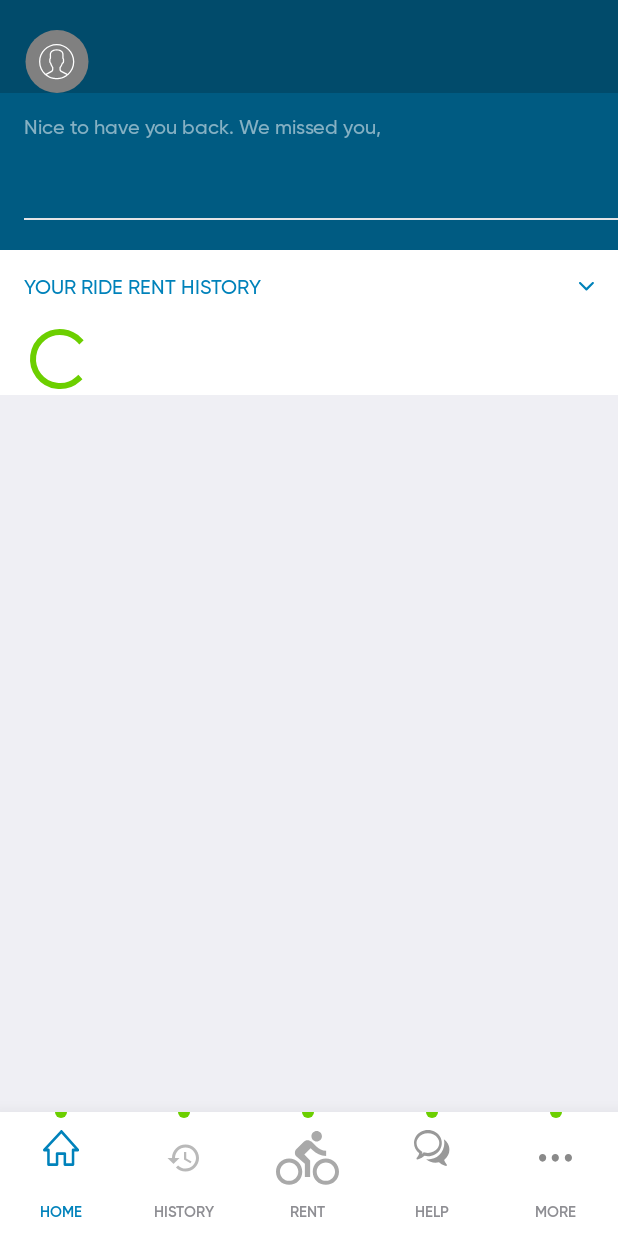
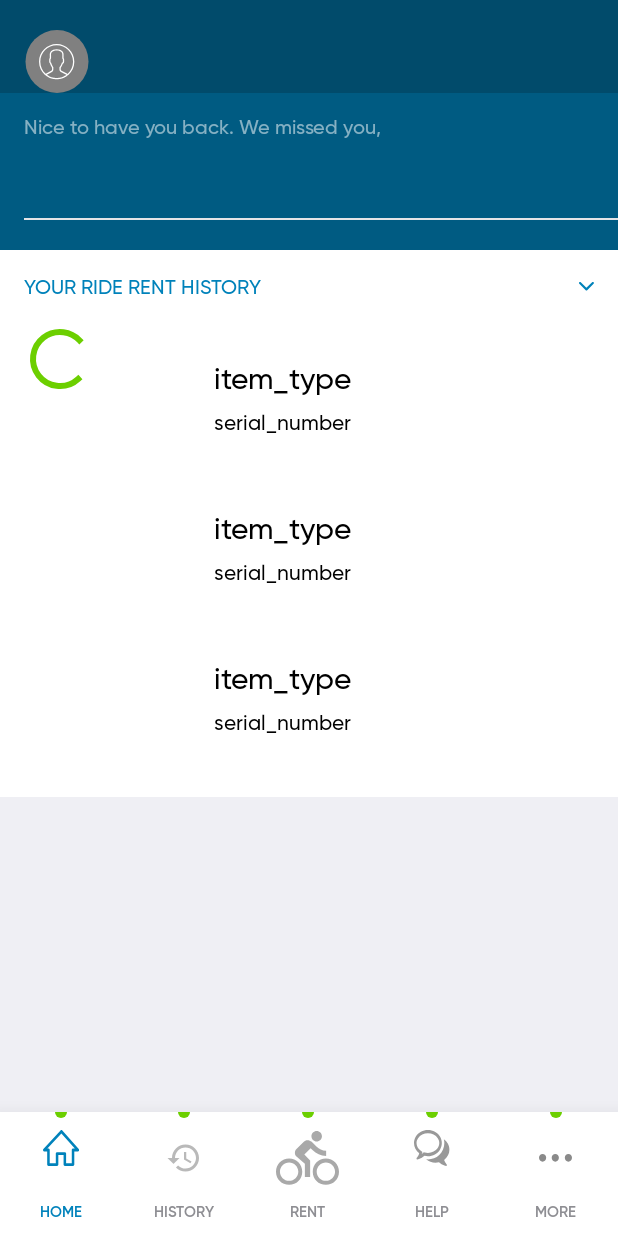
Before and after one commit to sylsirlym/rent-a-ride-app, an Android app: the layout fragment_home.xml on its own in the app's theme, with its tools: preview values and no code run, on a phone screen of 412 x 824 dp. Run offline under Robolectric (Android 15) with nearby library versions, the phone set to English and light mode, and no system bars.

Commit message:
Fix recyclerview render issue

```diff
--- a/app/src/main/java/com/skills/rentaride/ui/HomeActivity.kt
+++ b/app/src/main/java/com/skills/rentaride/ui/HomeActivity.kt
@@ -29,8 +29,9 @@ import io.reactivex.Single
 import kotlinx.android.synthetic.main.fragment_home.*
 import javax.inject.Inject
 
-class HomeActivity : AppCompatActivity(){
+class HomeActivity : AppCompatActivity() {
     private val TAG = "HomeActivity"
+
     @Inject
     lateinit var rentARideService: RentARideService
 
@@ -149,7 +150,9 @@ class HomeActivity : AppCompatActivity(){
         changeBottomView(0)
 
         try {
-            val profile: String = SharedPrefManager(this@HomeActivity).getSharedPrefManager(this@HomeActivity)!!.getString(
+            val profile: String =
+                SharedPrefManager(this@HomeActivity).getSharedPrefManager(this@HomeActivity)!!
+                    .getString(
                         "profile"
                     )
 
@@ -157,21 +160,24 @@ class HomeActivity : AppCompatActivity(){
             val gson = Gson()
             val profileDetails = gson.fromJson(profile, ProfileDTO::class.java)
             //Bind Profile Details
-            binding.profile=profileDetails
+            binding.profile = profileDetails
 
             //Fetch Transaction History
-            val responseDTO:Single<ResponseDTO> = rentARideService.getLendTransactionHistory(
+            val responseDTO: Single<ResponseDTO> = rentARideService.getLendTransactionHistory(
                 profileDetails.msisdn
             )
-            val histList=responseDTO.blockingGet().data!!
+            val histList = responseDTO.blockingGet().data!!
             Log.i(TAG, "About to print: $histList")
             val json = gson.toJson(histList)
             val historyArr = gson.fromJson(json, Array<LendTransactionDTO>::class.java)
-            val historyList= ArrayList<LendTransactionDTO>()
+            val historyList = ArrayList<LendTransactionDTO>()
             historyArr.forEach {
                 historyList.add(it)
             }
             //Pass to Layout
+            if (historyList.size > 0) {
+                loading_view.visibility = View.GONE
+            }
             transact_grid_view.layoutManager = LinearLayoutManager(this)
             transact_grid_view.adapter = LendHistoryListAdapter(historyList)
 
@@ -198,7 +204,7 @@ class HomeActivity : AppCompatActivity(){
 //
 //            this.observeViewModel()
 
-        } catch (e: Exception){
+        } catch (e: Exception) {
             Log.e(TAG, "Got Error:" + e.message)
             Log.wtf(TAG, e)
             changeBottomView(0)
--- a/app/src/main/res/layout/fragment_home.xml
+++ b/app/src/main/res/layout/fragment_home.xml
@@ -1,6 +1,7 @@
 <?xml version="1.0" encoding="utf-8"?>
 <layout xmlns:android="http://schemas.android.com/apk/res/android"
-    xmlns:app="http://schemas.android.com/apk/res-auto">
+    xmlns:app="http://schemas.android.com/apk/res-auto"
+    xmlns:tools="http://schemas.android.com/tools">
         <data>
             <variable name="profile" type="com.skills.rentaride.model.ProfileDTO"/>
         </data>
@@ -188,6 +189,7 @@
                                 android:id="@+id/transact_grid_view"
                                 android:layout_width="match_parent"
                                 android:layout_marginBottom="@dimen/_16dp"
+                                tools:listitem="@layout/item_history"
                                 android:nestedScrollingEnabled="false"
                                 android:layout_height="wrap_content">
 
--- a/app/src/main/res/layout/item_history.xml
+++ b/app/src/main/res/layout/item_history.xml
@@ -1,6 +1,7 @@
 <?xml version="1.0" encoding="utf-8"?>
 <LinearLayout xmlns:android="http://schemas.android.com/apk/res/android"
     android:layout_width="match_parent"
+    android:background="@color/white"
     android:layout_height="@dimen/layout_height">
 
     <ImageView
@@ -23,12 +24,14 @@
             android:layout_height="wrap_content"
             android:fontFamily="@font/gf_gilroy_bold"
             android:textSize="20sp"
+            android:textColor="@color/black"
             android:layout_marginBottom="@dimen/standard_padding"
             android:text="@string/item_type"/>
 
         <TextView
             android:id="@+id/serialNumber"
             android:layout_width="wrap_content"
+            android:textColor="@color/black"
             android:layout_height="wrap_content"
             android:fontFamily="@font/gf_gilroy_medium"
             android:text="@string/serial_number"/>
```
Lines whose indentation alone changed are shown as unchanged.
